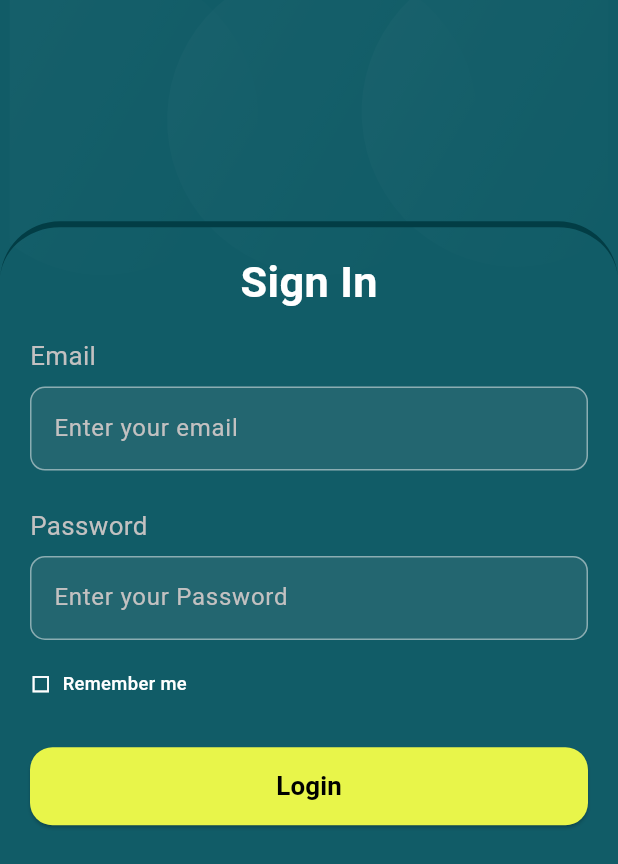
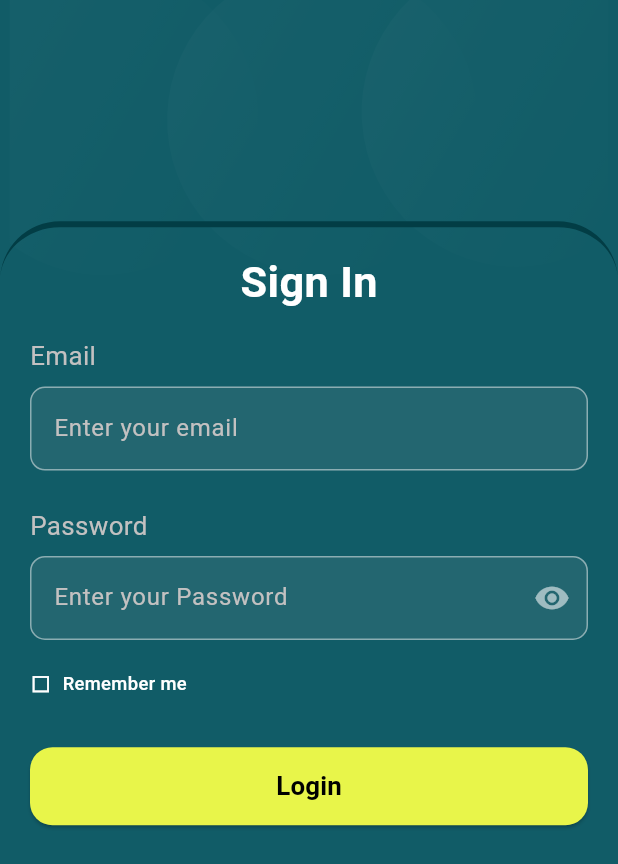
Before and after one commit to niilx/social_app_test, a Flutter app: the screen it shows after launch, on a phone screen of 412 x 824 dp, the part 372-1236 px from its top. Run offline on Flutter 3.47's test engine with Material 3 defaults, Android fonts, the phone set to English and light mode, and no system bars; our stand-ins replace cached_network_image, flutter_svg, shared_preferences, toast.

Commit message:
authentication done

```diff
--- a/lib/views/authentication/loginScreen.dart
+++ b/lib/views/authentication/loginScreen.dart
@@ -72,7 +72,47 @@ class _LoginScreenState extends State<LoginScreen> {
             borderSide: BorderSide(
                 color: AppColors.backgroundColor.withOpacity(.5))),
         prefixStyle: TextStyle(color: Colors.black),
-        labelStyle: TextStyle(color: Colors.black),
+        labelStyle: TextStyle(color: Colors.white),
+      );
+    }
+
+    getInputDecorationPassword({String? hintText}){
+      return InputDecoration(
+        hintText: hintText,
+        hintStyle: TextStyle(color: AppColors.greyColor),
+        focusColor: AppColors.themeColor,
+        iconColor: AppColors.themeColor,
+        fillColor: AppColors.greyColor.withOpacity(.1),
+        filled: true,
+        suffixIcon: loginControllerVar.passwordVisible ?
+        InkWell(
+            onTap: (){
+              loginController.passVisibleChange();
+            },
+            child: Icon(Icons.visibility, color: AppColors.whiteColor.withAlpha(400))):
+        InkWell(
+            onTap: (){
+              loginController.passVisibleChange();
+            },
+            child: Icon(Icons.visibility_off, color: AppColors.whiteColor.withAlpha(400),)),
+        border: OutlineInputBorder(
+            borderRadius: BorderRadius.circular(10),
+            borderSide: BorderSide(
+                color: AppColors.backgroundColor.withOpacity(.5))),
+        focusedBorder: OutlineInputBorder(
+            borderRadius: BorderRadius.circular(10),
+            borderSide: BorderSide(
+                color: AppColors.backgroundColor.withOpacity(.5))),
+        enabledBorder: OutlineInputBorder(
+            borderRadius: BorderRadius.circular(10),
+            borderSide: BorderSide(
+                color: AppColors.backgroundColor.withOpacity(.5))),
+        disabledBorder: OutlineInputBorder(
+            borderRadius: BorderRadius.circular(10),
+            borderSide: BorderSide(
+                color: AppColors.backgroundColor.withOpacity(.5))),
+        prefixStyle: TextStyle(color: Colors.black),
+        labelStyle: TextStyle(color: Colors.white),
       );
     }
 
@@ -88,6 +128,7 @@ class _LoginScreenState extends State<LoginScreen> {
             autovalidateMode: AutovalidateMode.onUserInteraction,
             keyboardType: TextInputType.emailAddress,
             cursorColor: AppColors.greyColor,
+            style: TextStyle(color: AppColors.whiteColor),
             onEditingComplete: () {
               FocusScope.of(context)
                   .requestFocus(loginControllerVar.passwordControllerNode);
@@ -121,8 +162,9 @@ class _LoginScreenState extends State<LoginScreen> {
             },
             obscureText: loginControllerVar
                 .passwordVisible,
+            style: TextStyle(color: AppColors.whiteColor),
             cursorColor: AppColors.greyColor,
-            decoration: getInputDecoration(hintText: passwordHintText),
+            decoration: getInputDecorationPassword(hintText: passwordHintText),
             onSaved: (String? value) {
               // This optional block of code can be used to run
               // code when the user saves the form.
```
